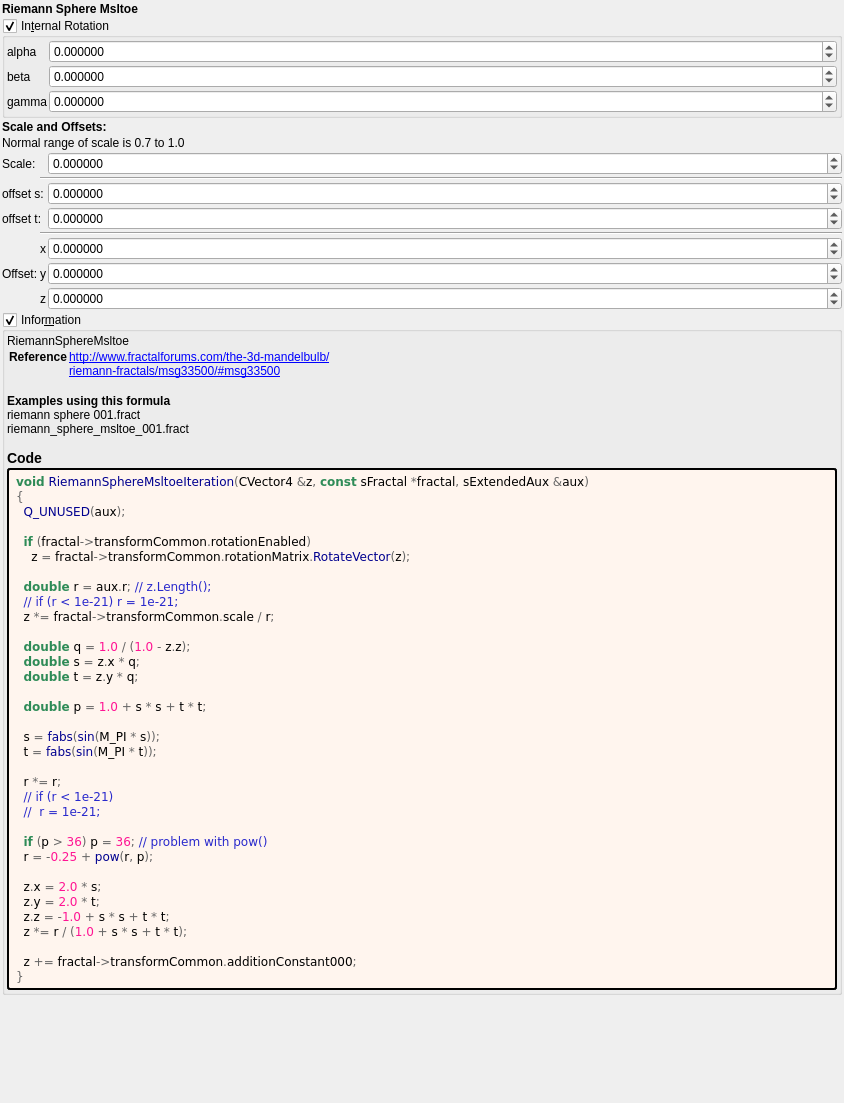
Above: mandelbulber2/formula/ui/riemann_sphere_msltoe.ui from buddhi1980/mandelbulber2 before the change. Below: the same form after it.
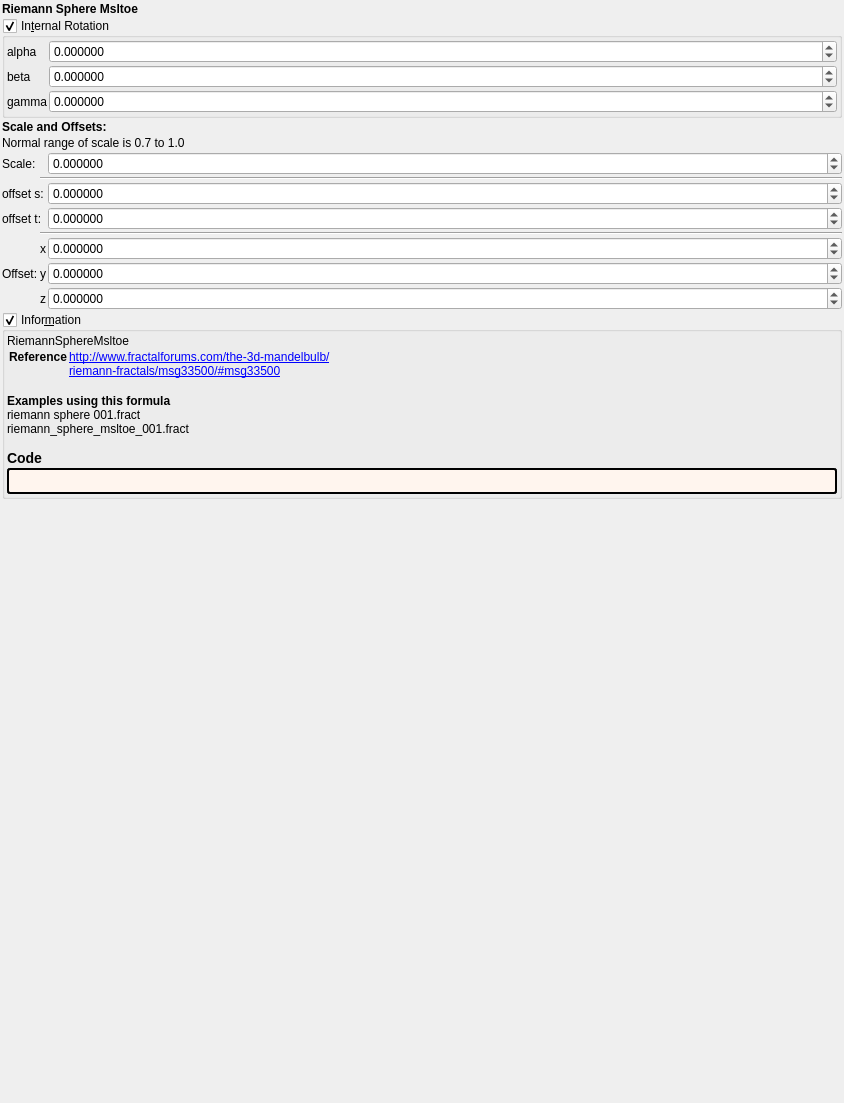
That is the form after the change. Custom widgets are drawn as their Qt base class.

Patch:
```diff
--- a/mandelbulber2/formula/ui/riemann_sphere_msltoe.ui
+++ b/mandelbulber2/formula/ui/riemann_sphere_msltoe.ui
@@ -493,43 +493,7 @@
          <string notr="true">border-style: outset; border-width: 2px; border-radius: 3px; border-color: black; background-color: #fff5ee; padding: 4px;</string>
         </property>
         <property name="text">
-         <string notr="true">&lt;body style=&quot;background-color:#fff5ee&quot;&gt;
-&lt;pre style=&quot;color:#000000; background-color:#fff5ee;  font-family:'Courier New',monospace;&quot;&gt;&lt;span style=&quot;color:#2e8b57; font-weight:bold&quot;&gt;void&lt;/span&gt; &lt;span style=&quot;color:#00008f&quot;&gt;RiemannSphereMsltoeIteration&lt;/span&gt;&lt;span style=&quot;color:#676767&quot;&gt;(&lt;/span&gt;CVector4 &lt;span style=&quot;color:#676767&quot;&gt;&amp;amp;&lt;/span&gt;z&lt;span style=&quot;color:#676767&quot;&gt;,&lt;/span&gt; &lt;span style=&quot;color:#2e8b57; font-weight:bold&quot;&gt;const&lt;/span&gt; sFractal &lt;span style=&quot;color:#676767&quot;&gt;*&lt;/span&gt;fractal&lt;span style=&quot;color:#676767&quot;&gt;,&lt;/span&gt; sExtendedAux &lt;span style=&quot;color:#676767&quot;&gt;&amp;amp;&lt;/span&gt;aux&lt;span style=&quot;color:#676767&quot;&gt;)&lt;/span&gt;
-&lt;span style=&quot;color:#676767&quot;&gt;{&lt;/span&gt;
-  &lt;span style=&quot;color:#00008f&quot;&gt;Q_UNUSED&lt;/span&gt;&lt;span style=&quot;color:#676767&quot;&gt;(&lt;/span&gt;aux&lt;span style=&quot;color:#676767&quot;&gt;);&lt;/span&gt;
-
-  &lt;span style=&quot;color:#2e8b57; font-weight:bold&quot;&gt;if&lt;/span&gt; &lt;span style=&quot;color:#676767&quot;&gt;(&lt;/span&gt;fractal&lt;span style=&quot;color:#676767&quot;&gt;-&amp;gt;&lt;/span&gt;transformCommon&lt;span style=&quot;color:#676767&quot;&gt;.&lt;/span&gt;rotationEnabled&lt;span style=&quot;color:#676767&quot;&gt;)&lt;/span&gt;
-    z &lt;span style=&quot;color:#676767&quot;&gt;=&lt;/span&gt; fractal&lt;span style=&quot;color:#676767&quot;&gt;-&amp;gt;&lt;/span&gt;transformCommon&lt;span style=&quot;color:#676767&quot;&gt;.&lt;/span&gt;rotationMatrix&lt;span style=&quot;color:#676767&quot;&gt;.&lt;/span&gt;&lt;span style=&quot;color:#00008f&quot;&gt;RotateVector&lt;/span&gt;&lt;span style=&quot;color:#676767&quot;&gt;(&lt;/span&gt;z&lt;span style=&quot;color:#676767&quot;&gt;);&lt;/span&gt;
-
-  &lt;span style=&quot;color:#2e8b57; font-weight:bold&quot;&gt;double&lt;/span&gt; r &lt;span style=&quot;color:#676767&quot;&gt;=&lt;/span&gt; aux&lt;span style=&quot;color:#676767&quot;&gt;.&lt;/span&gt;r&lt;span style=&quot;color:#676767&quot;&gt;;&lt;/span&gt; &lt;span style=&quot;color:#2929cc&quot;&gt;// z.Length();&lt;/span&gt;
-  &lt;span style=&quot;color:#2929cc&quot;&gt;// if (r &amp;lt; 1e-21) r = 1e-21;&lt;/span&gt;
-  z &lt;span style=&quot;color:#676767&quot;&gt;*=&lt;/span&gt; fractal&lt;span style=&quot;color:#676767&quot;&gt;-&amp;gt;&lt;/span&gt;transformCommon&lt;span style=&quot;color:#676767&quot;&gt;.&lt;/span&gt;scale &lt;span style=&quot;color:#676767&quot;&gt;/&lt;/span&gt; r&lt;span style=&quot;color:#676767&quot;&gt;;&lt;/span&gt;
-
-  &lt;span style=&quot;color:#2e8b57; font-weight:bold&quot;&gt;double&lt;/span&gt; q &lt;span style=&quot;color:#676767&quot;&gt;=&lt;/span&gt; &lt;span style=&quot;color:#ff1493&quot;&gt;1.0&lt;/span&gt; &lt;span style=&quot;color:#676767&quot;&gt;/ (&lt;/span&gt;&lt;span style=&quot;color:#ff1493&quot;&gt;1.0&lt;/span&gt; &lt;span style=&quot;color:#676767&quot;&gt;-&lt;/span&gt; z&lt;span style=&quot;color:#676767&quot;&gt;.&lt;/span&gt;z&lt;span style=&quot;color:#676767&quot;&gt;);&lt;/span&gt;
-  &lt;span style=&quot;color:#2e8b57; font-weight:bold&quot;&gt;double&lt;/span&gt; s &lt;span style=&quot;color:#676767&quot;&gt;=&lt;/span&gt; z&lt;span style=&quot;color:#676767&quot;&gt;.&lt;/span&gt;x &lt;span style=&quot;color:#676767&quot;&gt;*&lt;/span&gt; q&lt;span style=&quot;color:#676767&quot;&gt;;&lt;/span&gt;
-  &lt;span style=&quot;color:#2e8b57; font-weight:bold&quot;&gt;double&lt;/span&gt; t &lt;span style=&quot;color:#676767&quot;&gt;=&lt;/span&gt; z&lt;span style=&quot;color:#676767&quot;&gt;.&lt;/span&gt;y &lt;span style=&quot;color:#676767&quot;&gt;*&lt;/span&gt; q&lt;span style=&quot;color:#676767&quot;&gt;;&lt;/span&gt;
-
-  &lt;span style=&quot;color:#2e8b57; font-weight:bold&quot;&gt;double&lt;/span&gt; p &lt;span style=&quot;color:#676767&quot;&gt;=&lt;/span&gt; &lt;span style=&quot;color:#ff1493&quot;&gt;1.0&lt;/span&gt; &lt;span style=&quot;color:#676767&quot;&gt;+&lt;/span&gt; s &lt;span style=&quot;color:#676767&quot;&gt;*&lt;/span&gt; s &lt;span style=&quot;color:#676767&quot;&gt;+&lt;/span&gt; t &lt;span style=&quot;color:#676767&quot;&gt;*&lt;/span&gt; t&lt;span style=&quot;color:#676767&quot;&gt;;&lt;/span&gt;
-
-  s &lt;span style=&quot;color:#676767&quot;&gt;=&lt;/span&gt; &lt;span style=&quot;color:#00008f&quot;&gt;fabs&lt;/span&gt;&lt;span style=&quot;color:#676767&quot;&gt;(&lt;/span&gt;&lt;span style=&quot;color:#00008f&quot;&gt;sin&lt;/span&gt;&lt;span style=&quot;color:#676767&quot;&gt;(&lt;/span&gt;M_PI &lt;span style=&quot;color:#676767&quot;&gt;*&lt;/span&gt; s&lt;span style=&quot;color:#676767&quot;&gt;));&lt;/span&gt;
-  t &lt;span style=&quot;color:#676767&quot;&gt;=&lt;/span&gt; &lt;span style=&quot;color:#00008f&quot;&gt;fabs&lt;/span&gt;&lt;span style=&quot;color:#676767&quot;&gt;(&lt;/span&gt;&lt;span style=&quot;color:#00008f&quot;&gt;sin&lt;/span&gt;&lt;span style=&quot;color:#676767&quot;&gt;(&lt;/span&gt;M_PI &lt;span style=&quot;color:#676767&quot;&gt;*&lt;/span&gt; t&lt;span style=&quot;color:#676767&quot;&gt;));&lt;/span&gt;
-
-  r &lt;span style=&quot;color:#676767&quot;&gt;*=&lt;/span&gt; r&lt;span style=&quot;color:#676767&quot;&gt;;&lt;/span&gt;
-  &lt;span style=&quot;color:#2929cc&quot;&gt;// if (r &amp;lt; 1e-21)&lt;/span&gt;
-  &lt;span style=&quot;color:#2929cc&quot;&gt;//  r = 1e-21;&lt;/span&gt;
-
-  &lt;span style=&quot;color:#2e8b57; font-weight:bold&quot;&gt;if&lt;/span&gt; &lt;span style=&quot;color:#676767&quot;&gt;(&lt;/span&gt;p &lt;span style=&quot;color:#676767&quot;&gt;&amp;gt;&lt;/span&gt; &lt;span style=&quot;color:#ff1493&quot;&gt;36&lt;/span&gt;&lt;span style=&quot;color:#676767&quot;&gt;)&lt;/span&gt; p &lt;span style=&quot;color:#676767&quot;&gt;=&lt;/span&gt; &lt;span style=&quot;color:#ff1493&quot;&gt;36&lt;/span&gt;&lt;span style=&quot;color:#676767&quot;&gt;;&lt;/span&gt; &lt;span style=&quot;color:#2929cc&quot;&gt;// problem with pow()&lt;/span&gt;
-  r &lt;span style=&quot;color:#676767&quot;&gt;= -&lt;/span&gt;&lt;span style=&quot;color:#ff1493&quot;&gt;0.25&lt;/span&gt; &lt;span style=&quot;color:#676767&quot;&gt;+&lt;/span&gt; &lt;span style=&quot;color:#00008f&quot;&gt;pow&lt;/span&gt;&lt;span style=&quot;color:#676767&quot;&gt;(&lt;/span&gt;r&lt;span style=&quot;color:#676767&quot;&gt;,&lt;/span&gt; p&lt;span style=&quot;color:#676767&quot;&gt;);&lt;/span&gt;
-
-  z&lt;span style=&quot;color:#676767&quot;&gt;.&lt;/span&gt;x &lt;span style=&quot;color:#676767&quot;&gt;=&lt;/span&gt; &lt;span style=&quot;color:#ff1493&quot;&gt;2.0&lt;/span&gt; &lt;span style=&quot;color:#676767&quot;&gt;*&lt;/span&gt; s&lt;span style=&quot;color:#676767&quot;&gt;;&lt;/span&gt;
-  z&lt;span style=&quot;color:#676767&quot;&gt;.&lt;/span&gt;y &lt;span style=&quot;color:#676767&quot;&gt;=&lt;/span&gt; &lt;span style=&quot;color:#ff1493&quot;&gt;2.0&lt;/span&gt; &lt;span style=&quot;color:#676767&quot;&gt;*&lt;/span&gt; t&lt;span style=&quot;color:#676767&quot;&gt;;&lt;/span&gt;
-  z&lt;span style=&quot;color:#676767&quot;&gt;.&lt;/span&gt;z &lt;span style=&quot;color:#676767&quot;&gt;= -&lt;/span&gt;&lt;span style=&quot;color:#ff1493&quot;&gt;1.0&lt;/span&gt; &lt;span style=&quot;color:#676767&quot;&gt;+&lt;/span&gt; s &lt;span style=&quot;color:#676767&quot;&gt;*&lt;/span&gt; s &lt;span style=&quot;color:#676767&quot;&gt;+&lt;/span&gt; t &lt;span style=&quot;color:#676767&quot;&gt;*&lt;/span&gt; t&lt;span style=&quot;color:#676767&quot;&gt;;&lt;/span&gt;
-  z &lt;span style=&quot;color:#676767&quot;&gt;*=&lt;/span&gt; r &lt;span style=&quot;color:#676767&quot;&gt;/ (&lt;/span&gt;&lt;span style=&quot;color:#ff1493&quot;&gt;1.0&lt;/span&gt; &lt;span style=&quot;color:#676767&quot;&gt;+&lt;/span&gt; s &lt;span style=&quot;color:#676767&quot;&gt;*&lt;/span&gt; s &lt;span style=&quot;color:#676767&quot;&gt;+&lt;/span&gt; t &lt;span style=&quot;color:#676767&quot;&gt;*&lt;/span&gt; t&lt;span style=&quot;color:#676767&quot;&gt;);&lt;/span&gt;
-
-  z &lt;span style=&quot;color:#676767&quot;&gt;+=&lt;/span&gt; fractal&lt;span style=&quot;color:#676767&quot;&gt;-&amp;gt;&lt;/span&gt;transformCommon&lt;span style=&quot;color:#676767&quot;&gt;.&lt;/span&gt;additionConstant000&lt;span style=&quot;color:#676767&quot;&gt;;&lt;/span&gt;
-&lt;span style=&quot;color:#676767&quot;&gt;}&lt;/span&gt;
-&lt;/pre&gt;
-&lt;/body&gt;</string>
+         <string notr="true"></string>
         </property>
         <property name="wordWrap">
          <bool>true</bool>
```
Left out of the diff: 2 changed lines with no effect on the pictures.
